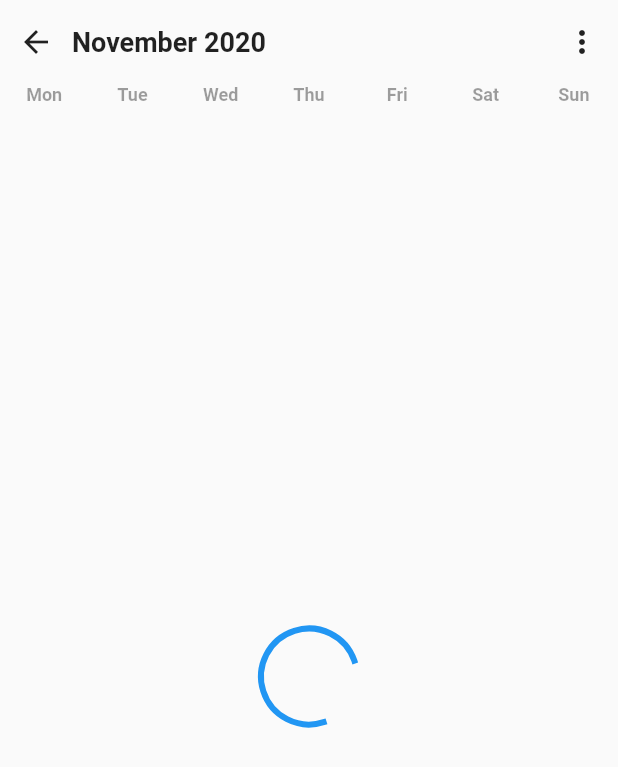
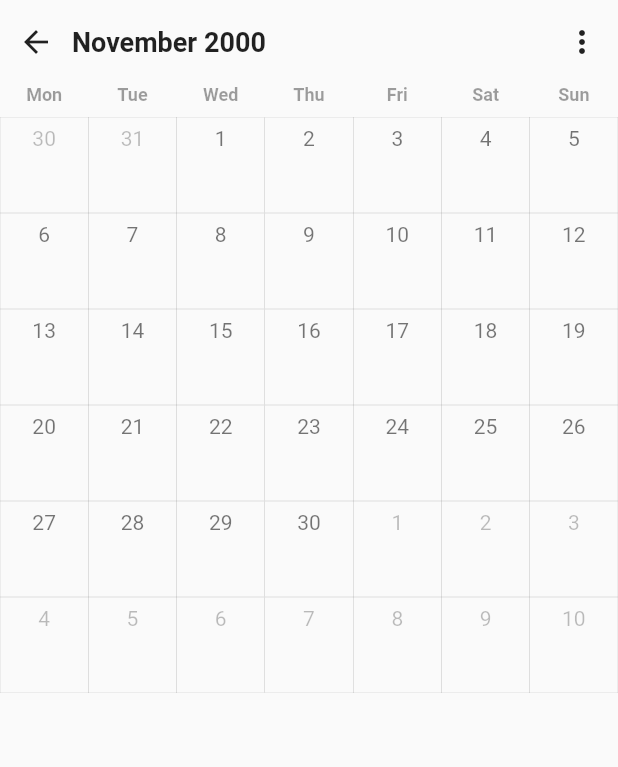
Before and after one commit to ljmatan/company_scheduler, a Flutter app: the CalendarScreen screen opened directly, swiped to page 2, on a phone screen of 412 x 824 dp. Shown: the top 767 px of the screen. Run offline on Flutter 3.47's test engine with Material 2 defaults, Android fonts, the phone set to English and light mode, and no system bars; our stand-ins replace shared_preferences; accounts and stored records are empty; Roboto replaces fonts that are missing (Tahoma).

Commit message:
calendar update

```diff
--- a/lib/logic/calendar/calendar_provider.dart
+++ b/lib/logic/calendar/calendar_provider.dart
@@ -1,8 +1,7 @@
 import 'dart:math' as math;
 import 'package:company_scheduler/ui/calendar/day_current_month.dart';
 import 'package:company_scheduler/ui/calendar/day_p_n_month.dart';
-import 'package:company_scheduler/ui/calendar/week_row.dart';
-import 'package:flutter/widgets.dart' show Widget;
+import 'package:flutter/widgets.dart' show Widget, Row;
 
 class CalendarProvider {
   static List weekRows(DateTime selectedDate, List events) {
@@ -71,7 +70,7 @@ class CalendarProvider {
                 ),
         );
       }
-      weekRows.add(WeekRow(children: dayOfTheWeeks));
+      weekRows.add(Row(children: dayOfTheWeeks));
     }
     return weekRows;
   }
--- a/lib/ui/calendar/appbar/appbar.dart
+++ b/lib/ui/calendar/appbar/appbar.dart
@@ -1,4 +1,5 @@
 import 'package:company_scheduler/ui/calendar/appbar/day_name.dart';
+import 'package:company_scheduler/ui/calendar/bloc/date_selection.dart';
 import 'package:flutter/material.dart';
 import 'dart:io' show Platform;
 import 'package:company_scheduler/logic/i18n/i18n.dart';
@@ -28,20 +29,24 @@ class CalendarAppBar extends StatelessWidget {
                       ),
                       onPressed: () => Navigator.pop(context),
                     ),
-                    GestureDetector(
+                    StreamBuilder(
+                      stream: DateSelection.stream,
+                      initialData: DateTime.now(),
+                      builder: (context, date) => GestureDetector(
                         child: Text(
                           Internationalization.calendar(
                                 'months',
-                              DateTime.now().month,
+                                date.data.month,
                               ) +
                               ' ' +
-                            DateTime.now().year.toString(),
+                              date.data.year.toString(),
                           style: const TextStyle(
                             fontWeight: FontWeight.bold,
                             fontSize: 18,
                           ),
                         ),
                         onTap: () => null,
+                      ),
                     ),
                   ],
                 ),
--- a/lib/ui/calendar/calendar_screen.dart
+++ b/lib/ui/calendar/calendar_screen.dart
@@ -15,6 +15,9 @@ class CalendarScreen extends StatefulWidget {
 class _CalendarScreenState extends State<CalendarScreen> {
   final PageController _pageController = PageController(initialPage: 241);
 
+  int _pageIndex = 241;
+  DateTime _currentDate = DateTime.now();
+
   StreamSubscription _dateSubscription;
 
   @override
@@ -26,7 +29,15 @@ class _CalendarScreenState extends State<CalendarScreen> {
       (date) {},
     );
     _pageController.addListener(
-      () {},
+      () {
+        if (_pageController.page.round() != _pageIndex) {
+          _pageIndex = _pageController.page.round();
+          DateSelection.change(CalendarProvider.addMonths(
+            DateTime.now(),
+            _pageIndex - 241,
+          ));
+        }
+      },
     );
   }
 
@@ -47,7 +58,7 @@ class _CalendarScreenState extends State<CalendarScreen> {
         itemCount: 481,
         itemBuilder: (context, index) => FutureBuilder(
           future: Future.delayed(
-            const Duration(seconds: 2),
+            const Duration(seconds: 0),
             () => [],
           ),
           builder: (context, events) => events.hasData
--- a/lib/ui/calendar/week_row.dart
+++ /dev/null
@@ -1,12 +0,0 @@
-import 'package:flutter/material.dart';
-
-class WeekRow extends StatelessWidget {
-  final List children;
-
-  WeekRow({@required this.children});
-
-  @override
-  Widget build(BuildContext context) {
-    return Row(children: children);
-  }
-}
```
Lines whose indentation alone changed are shown as unchanged.
